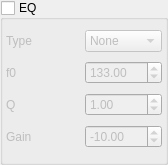
First picture: the form in gui/Equalizer.ui, repository amurzeau/damc, before the edit.
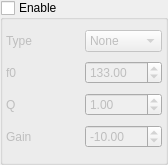
Second picture: the form after the edit.

```diff
--- a/gui/Equalizer.ui
+++ b/gui/Equalizer.ui
@@ -32,7 +32,7 @@
    <item row="0" column="0">
     <widget class="QGroupBox" name="parametricEqGroupBox">
      <property name="title">
-      <string>EQ</string>
+      <string>Enable</string>
      </property>
      <property name="checkable">
       <bool>true</bool>
```
